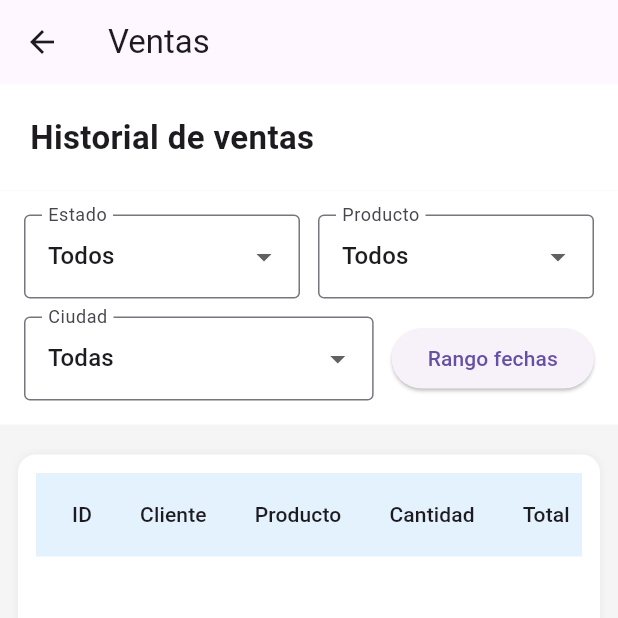
After one commit to CarloosG/CBDSTECH, a Flutter app: the AdminOrdersPage screen opened directly, after a tap on "Tabla de ventas", on a phone screen of 412 x 824 dp, the top half of it. The commit adds this screen. Run offline on Flutter 3.47's test engine with Material 3 defaults, Android fonts, the phone set to English and light mode, and no system bars; our stand-ins replace supabase_flutter; accounts and stored records are empty.

Commit message:
Pagina de ventas
Tabla para las ventas con filtros

```diff
--- a/cbdstech/lib/pages/admin_orders_page.dart
+++ b/cbdstech/lib/pages/admin_orders_page.dart
@@ -1,6 +1,7 @@
 import 'package:flutter/material.dart';
 import 'package:supabase_flutter/supabase_flutter.dart';
 import 'package:intl/intl.dart';
+import 'package:cbdstech/pages/sales_page.dart';
 
 class AdminOrdersPage extends StatefulWidget {
   const AdminOrdersPage({super.key});
@@ -33,7 +34,9 @@ class _AdminOrdersPageState extends State<AdminOrdersPage> {
       // Obtenemos los pedidos
       final pedidosResponse = await supabase
           .from('pedidos')
-          .select('pedido_id, usuario_id, producto_id, cantidad, total, fecha, fecha_envio')
+          .select(
+            'pedido_id, usuario_id, producto_id, cantidad, total, fecha, fecha_envio',
+          )
           .order('fecha', ascending: false);
 
       // Obtenemos todos los usuarios
@@ -148,7 +151,8 @@ class _AdminOrdersPageState extends State<AdminOrdersPage> {
       (sum, pedido) => sum + (pedido['total'] as num).toDouble(),
     );
 
-    final pedidosPendientes = _pedidos.where((pedido) {
+    final pedidosPendientes =
+        _pedidos.where((pedido) {
           final fechaEnvio = DateTime.parse(pedido['fecha_envio']);
           return fechaEnvio.isAfter(DateTime.now());
         }).length;
@@ -162,10 +166,7 @@ class _AdminOrdersPageState extends State<AdminOrdersPage> {
           children: [
             const Text(
               'Estadísticas',
-              style: TextStyle(
-                fontSize: 20,
-                fontWeight: FontWeight.bold,
-              ),
+              style: TextStyle(fontSize: 20, fontWeight: FontWeight.bold),
             ),
             const SizedBox(height: 16),
             Row(
@@ -215,13 +216,7 @@ class _AdminOrdersPageState extends State<AdminOrdersPage> {
             color: color,
           ),
         ),
-        Text(
-          label,
-          style: const TextStyle(
-            fontSize: 12,
-            color: Colors.grey,
-          ),
-        ),
+        Text(label, style: const TextStyle(fontSize: 12, color: Colors.grey)),
       ],
     );
   }
@@ -293,10 +288,7 @@ class _AdminOrdersPageState extends State<AdminOrdersPage> {
                 const SizedBox(height: 16),
                 const Text(
                   'Información del Cliente',
-                  style: TextStyle(
-                    fontWeight: FontWeight.bold,
-                    fontSize: 16,
-                  ),
+                  style: TextStyle(fontWeight: FontWeight.bold, fontSize: 16),
                 ),
                 const SizedBox(height: 8),
                 _buildInfoRow(
@@ -304,11 +296,7 @@ class _AdminOrdersPageState extends State<AdminOrdersPage> {
                   'Nombre',
                   usuario?['nombre'] ?? 'N/A',
                 ),
-                _buildInfoRow(
-                  Icons.email,
-                  'Email',
-                  usuario?['email'] ?? 'N/A',
-                ),
+                _buildInfoRow(Icons.email, 'Email', usuario?['email'] ?? 'N/A'),
                 _buildInfoRow(
                   Icons.location_city,
                   'Ciudad',
@@ -322,10 +310,7 @@ class _AdminOrdersPageState extends State<AdminOrdersPage> {
                 const SizedBox(height: 16),
                 const Text(
                   'Fechas',
-                  style: TextStyle(
-                    fontWeight: FontWeight.bold,
-                    fontSize: 16,
-                  ),
+                  style: TextStyle(fontWeight: FontWeight.bold, fontSize: 16),
                 ),
                 const SizedBox(height: 8),
                 _buildInfoRow(
@@ -346,8 +331,12 @@ class _AdminOrdersPageState extends State<AdminOrdersPage> {
     );
   }
 
-  Widget _buildInfoRow(IconData icon, String label, String value,
-      {bool isHighlighted = false}) {
+  Widget _buildInfoRow(
+    IconData icon,
+    String label,
+    String value, {
+    bool isHighlighted = false,
+  }) {
     return Padding(
       padding: const EdgeInsets.symmetric(vertical: 4),
       child: Row(
@@ -388,7 +377,18 @@ class _AdminOrdersPageState extends State<AdminOrdersPage> {
   Widget build(BuildContext context) {
     return Scaffold(
       backgroundColor: Colors.grey.shade50,
-      body: _isLoading
+      floatingActionButton: FloatingActionButton.extended(
+        onPressed: () {
+          Navigator.push(
+            context,
+            MaterialPageRoute(builder: (_) => const SalesPage()),
+          );
+        },
+        label: const Text('Tabla de ventas'),
+        icon: const Icon(Icons.table_chart),
+      ),
+      body:
+          _isLoading
               ? const Center(
                 child: Column(
                   mainAxisAlignment: MainAxisAlignment.center,
@@ -404,8 +404,11 @@ class _AdminOrdersPageState extends State<AdminOrdersPage> {
                 child: Column(
                   mainAxisAlignment: MainAxisAlignment.center,
                   children: [
-                      Icon(Icons.error_outline,
-                          size: 64, color: Colors.red.shade400),
+                    Icon(
+                      Icons.error_outline,
+                      size: 64,
+                      color: Colors.red.shade400,
+                    ),
                     const SizedBox(height: 16),
                     Text(
                       _error!,
@@ -466,7 +469,8 @@ class _AdminOrdersPageState extends State<AdminOrdersPage> {
                   const SizedBox(height: 8),
                   // Lista de pedidos
                   Expanded(
-                      child: _pedidosFiltrados.isEmpty
+                    child:
+                        _pedidosFiltrados.isEmpty
                             ? Center(
                               child: Column(
                                 mainAxisAlignment: MainAxisAlignment.center,
@@ -494,7 +498,8 @@ class _AdminOrdersPageState extends State<AdminOrdersPage> {
                                 itemCount: _pedidosFiltrados.length,
                                 itemBuilder: (context, index) {
                                   return _buildPedidoCard(
-                                      _pedidosFiltrados[index]);
+                                    _pedidosFiltrados[index],
+                                  );
                                 },
                               ),
                             ),
--- a/cbdstech/lib/pages/login_page.dart
+++ b/cbdstech/lib/pages/login_page.dart
@@ -15,7 +15,7 @@ class _LoginPageState extends State<LoginPage> {
   final authService = AuthService();
   final _emailController = TextEditingController();
   final _passwordController = TextEditingController();
-  bool _isLoading = false;
+  final bool _isLoading = false;
 
   void login() async {
     final email = _emailController.text;
--- /dev/null
+++ b/cbdstech/lib/pages/sales_page.dart
@@ -0,0 +1,305 @@
+import 'package:flutter/material.dart';
+import 'package:supabase_flutter/supabase_flutter.dart';
+import 'package:intl/intl.dart';
+
+class SalesPage extends StatefulWidget {
+  const SalesPage({super.key});
+
+  @override
+  State<SalesPage> createState() => _SalesPageState();
+}
+
+class _SalesPageState extends State<SalesPage> {
+  bool loading = true;
+  String? error;
+
+  List<Map<String, dynamic>> ventas = [];
+
+  String filtroEstado = 'todos';
+  String? filtroProducto;
+  String? filtroCiudad;
+  DateTimeRange? filtroFecha;
+
+  List<String> productos = [];
+  List<String> ciudades = [];
+
+  @override
+  void initState() {
+    super.initState();
+    cargarVentas();
+  }
+
+  Future<void> cargarVentas() async {
+    try {
+      final supabase = Supabase.instance.client;
+
+      final pedidos = await supabase
+          .from('pedidos')
+          .select('pedido_id, usuario_id, producto_id, cantidad, total, fecha, fecha_envio')
+          .order('fecha', ascending: false);
+
+      final usuarios = await supabase
+          .from('usuario')
+          .select('id, nombre, ciudad');
+
+      final productosDB = await supabase
+          .from('productos')
+          .select('id, nombre');
+
+      final usuariosMap = {for (var u in usuarios) u['id']: u};
+      final productosMap = {for (var p in productosDB) p['id']: p};
+
+      final List<Map<String, dynamic>> resultado = [];
+
+      for (var p in pedidos) {
+        resultado.add({
+          'pedido_id': p['pedido_id'],
+          'cantidad': p['cantidad'],
+          'total': p['total'],
+          'fecha': p['fecha'],
+          'fecha_envio': p['fecha_envio'],
+          'usuario': usuariosMap[p['usuario_id']] ?? {},
+          'producto': productosMap[p['producto_id']] ?? {},
+        });
+      }
+
+      setState(() {
+        ventas = resultado;
+        productos = productosDB.map<String>((p) => p['nombre']).toList();
+        ciudades = usuarios.map<String>((u) => u['ciudad']).toSet().toList();
+        loading = false;
+      });
+    } catch (e) {
+      setState(() {
+        error = e.toString();
+        loading = false;
+      });
+    }
+  }
+
+  List<Map<String, dynamic>> get ventasFiltradas {
+    final now = DateTime.now();
+    var data = [...ventas];
+
+    if (filtroEstado != 'todos') {
+      data = data.where((v) {
+        final fEnvio = DateTime.parse(v['fecha_envio']);
+        if (filtroEstado == 'pendientes') return fEnvio.isAfter(now);
+        return fEnvio.isBefore(now);
+      }).toList();
+    }
+
+    if (filtroProducto != null) {
+      data = data.where((v) => v['producto']['nombre'] == filtroProducto).toList();
+    }
+
+    if (filtroCiudad != null) {
+      data = data.where((v) => v['usuario']['ciudad'] == filtroCiudad).toList();
+    }
+
+    if (filtroFecha != null) {
+      data = data.where((v) {
+        final f = DateTime.parse(v['fecha']);
+        return f.isAfter(filtroFecha!.start) && f.isBefore(filtroFecha!.end);
+      }).toList();
+    }
+
+    return data;
+  }
+
+  String formatDate(String date) {
+    return DateFormat('dd/MM/yyyy').format(DateTime.parse(date));
+  }
+
+  @override
+  Widget build(BuildContext context) {
+    return Scaffold(
+      appBar: AppBar(
+        title: const Text('Ventas'),
+        elevation: 0,
+      ),
+      backgroundColor: Colors.grey.shade100,
+      body: loading
+          ? const Center(child: CircularProgressIndicator())
+          : error != null
+              ? Center(child: Text(error!))
+              : Column(
+                  children: [
+                    _buildHeader(),
+                    _buildFiltros(),
+                    Expanded(child: _buildTabla()),
+                  ],
+                ),
+    );
+  }
+
+  Widget _buildHeader() {
+    return Container(
+      width: double.infinity,
+      padding: const EdgeInsets.all(20),
+      decoration: BoxDecoration(
+        color: Colors.white,
+        boxShadow: [
+          BoxShadow(
+            color: Colors.black.withOpacity(0.05),
+            blurRadius: 4,
+          ),
+        ],
+      ),
+      child: const Text(
+        'Historial de ventas',
+        style: TextStyle(fontSize: 22, fontWeight: FontWeight.bold),
+      ),
+    );
+  }
+
+  Widget _buildFiltros() {
+    return Container(
+      padding: const EdgeInsets.all(16),
+      margin: const EdgeInsets.only(bottom: 8),
+      color: Colors.white,
+      child: Column(
+        children: [
+          Row(
+            children: [
+              Expanded(
+                child: DropdownButtonFormField<String>(
+                  decoration: const InputDecoration(
+                    labelText: 'Estado',
+                    border: OutlineInputBorder(),
+                  ),
+                  value: filtroEstado,
+                  items: const [
+                    DropdownMenuItem(value: 'todos', child: Text('Todos')),
+                    DropdownMenuItem(value: 'pendientes', child: Text('Pendientes')),
+                    DropdownMenuItem(value: 'enviados', child: Text('Enviados')),
+                  ],
+                  onChanged: (v) => setState(() => filtroEstado = v!),
+                ),
+              ),
+              const SizedBox(width: 12),
+              Expanded(
+                child: DropdownButtonFormField<String>(
+                  decoration: const InputDecoration(
+                    labelText: 'Producto',
+                    border: OutlineInputBorder(),
+                  ),
+                  value: filtroProducto,
+                  items: [
+                    const DropdownMenuItem(value: null, child: Text('Todos')),
+                    ...productos.map(
+                      (p) => DropdownMenuItem(value: p, child: Text(p)),
+                    ),
+                  ],
+                  onChanged: (v) => setState(() => filtroProducto = v),
+                ),
+              ),
+            ],
+          ),
+          const SizedBox(height: 12),
+          Row(
+            children: [
+              Expanded(
+                child: DropdownButtonFormField<String>(
+                  decoration: const InputDecoration(
+                    labelText: 'Ciudad',
+                    border: OutlineInputBorder(),
+                  ),
+                  value: filtroCiudad,
+                  items: [
+                    const DropdownMenuItem(value: null, child: Text('Todas')),
+                    ...ciudades.map((c) => DropdownMenuItem(value: c, child: Text(c))),
+                  ],
+                  onChanged: (v) => setState(() => filtroCiudad = v),
+                ),
+              ),
+              const SizedBox(width: 12),
+              ElevatedButton(
+                onPressed: () async {
+                  final rango = await showDateRangePicker(
+                    context: context,
+                    firstDate: DateTime(2020),
+                    lastDate: DateTime.now(),
+                  );
+                  if (rango != null) {
+                    setState(() => filtroFecha = rango);
+                  }
+                },
+                child: const Text('Rango fechas'),
+              )
+            ],
+          ),
+        ],
+      ),
+    );
+  }
+
+  Widget _buildTabla() {
+    return Container(
+      margin: const EdgeInsets.all(12),
+      padding: const EdgeInsets.all(12),
+      decoration: BoxDecoration(
+        color: Colors.white,
+        borderRadius: BorderRadius.circular(12),
+        boxShadow: [
+          BoxShadow(
+            color: Colors.black.withOpacity(0.05),
+            blurRadius: 4,
+          ),
+        ],
+      ),
+      child: SingleChildScrollView(
+        scrollDirection: Axis.horizontal,
+        child: DataTable(
+          headingRowColor: MaterialStateProperty.all(Colors.blue.shade50),
+          columnSpacing: 32,
+          columns: const [
+            DataColumn(label: Text('ID')),
+            DataColumn(label: Text('Cliente')),
+            DataColumn(label: Text('Producto')),
+            DataColumn(label: Text('Cantidad')),
+            DataColumn(label: Text('Total')),
+            DataColumn(label: Text('Fecha')),
+            DataColumn(label: Text('Estado')),
+          ],
+          rows: ventasFiltradas.map((v) {
+            final estado = DateTime.parse(v['fecha_envio']).isAfter(DateTime.now())
+                ? 'Pendiente'
+                : 'Enviado';
+
+            return DataRow(
+              cells: [
+                DataCell(Text(v['pedido_id'].toString())),
+                DataCell(Text(v['usuario']['nombre'] ?? 'N/A')),
+                DataCell(Text(v['producto']['nombre'] ?? 'N/A')),
+                DataCell(Text(v['cantidad'].toString())),
+                DataCell(Text('\$${v['total']}')),
+                DataCell(Text(formatDate(v['fecha']))),
+                DataCell(
+                  Container(
+                    padding: const EdgeInsets.symmetric(horizontal: 8, vertical: 4),
+                    decoration: BoxDecoration(
+                      color: estado == 'Pendiente'
+                          ? Colors.orange.shade100
+                          : Colors.green.shade100,
+                      borderRadius: BorderRadius.circular(8),
+                    ),
+                    child: Text(
+                      estado,
+                      style: TextStyle(
+                        color: estado == 'Pendiente'
+                            ? Colors.orange.shade800
+                            : Colors.green.shade800,
+                        fontWeight: FontWeight.bold,
+                      ),
+                    ),
+                  ),
+                ),
+              ],
+            );
+          }).toList(),
+        ),
+      ),
+    );
+  }
+}
```
Lines whose indentation alone changed are shown as unchanged.
